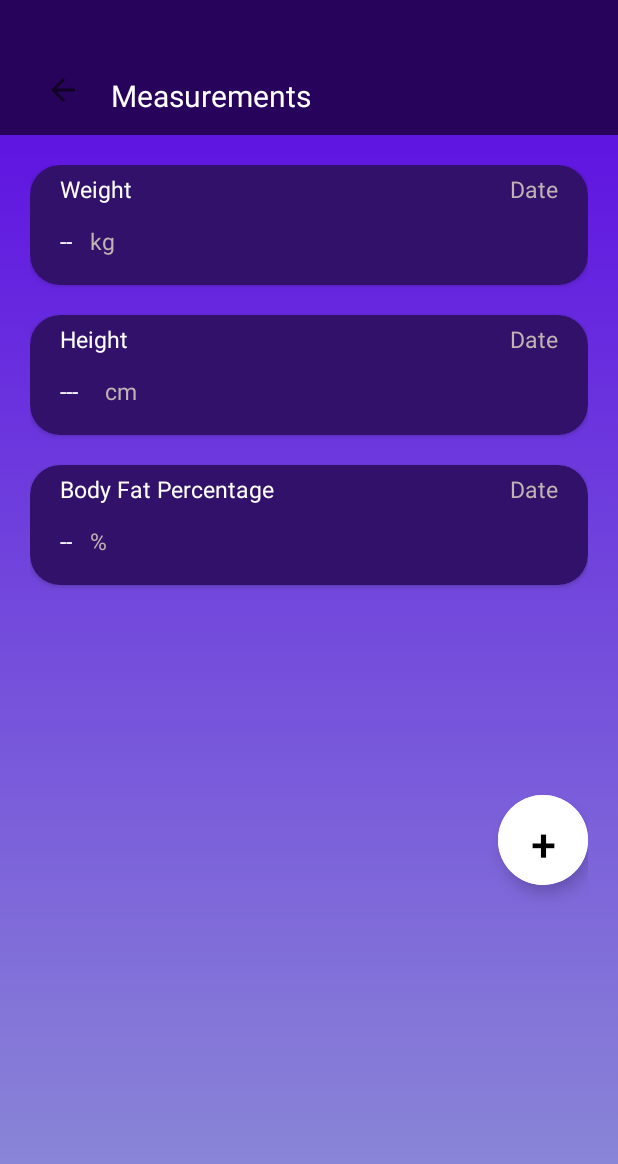
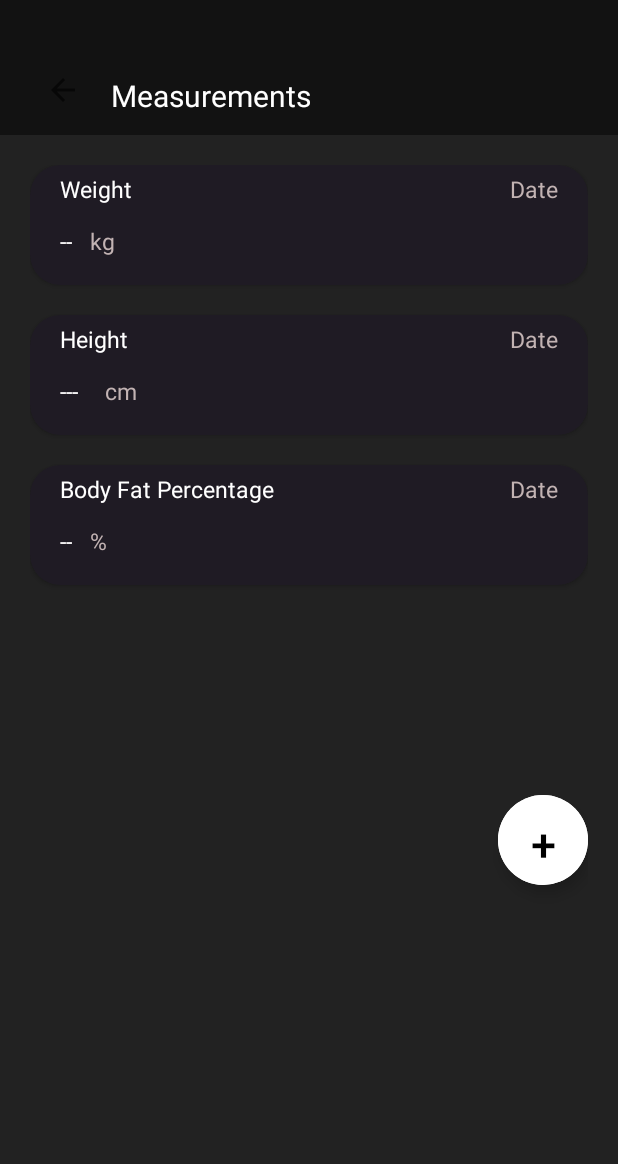
Before and after one commit to VanciaG/FitApp, an Android app: the Measurements screen opened directly, with no data from a screen before it, on a phone screen of 412 x 824 dp. Shown: the top 1164 px of the screen. Run offline under Robolectric (Android 15) with nearby library versions, the phone set to English and light mode, and no system bars; our stand-ins replace Firebase (no records; nobody signed in at launch, a user with empty details on screens opened directly).

Commit message:
some changes

```diff
--- a/app/src/main/java/com/example/fitapp/AlertSetting.java
+++ b/app/src/main/java/com/example/fitapp/AlertSetting.java
@@ -144,7 +144,6 @@ public class AlertSetting extends AppCompatActivity {
             alarmManager = (AlarmManager) getSystemService(Context.ALARM_SERVICE);
 
         }
-
         alarmManager.cancel(pendingIntent);
         Toast.makeText(AlertSetting.this, "Alarm canceled!", Toast.LENGTH_SHORT).show();
 
--- a/app/src/main/res/drawable/selector_meniu.xml
+++ b/app/src/main/res/drawable/selector_meniu.xml
@@ -3,7 +3,7 @@
     <item
         android:state_selected="true"
         android:drawable="@color/purple_500"
-        android:color="@color/blue"
+        android:color="@color/purple_500"
         />
 
     <item
--- a/app/src/main/res/layout/activity_alert_setting.xml
+++ b/app/src/main/res/layout/activity_alert_setting.xml
@@ -12,7 +12,7 @@
         android:layout_height="90dp"
         android:orientation="horizontal"
         android:gravity="center"
-        android:background="@color/dark_blue">
+        android:background="#121212">
 
         <TextView
             android:layout_width="wrap_content"
@@ -34,7 +34,8 @@
             android:layout_width="200dp"
             android:layout_height="match_parent"
             android:text="@string/notification"
-            android:textSize="16sp"/>
+            android:textSize="16sp"
+            android:theme="@style/mySwitch"/>
     </LinearLayout>
 
 
--- a/app/src/main/res/layout/activity_main_screen.xml
+++ b/app/src/main/res/layout/activity_main_screen.xml
@@ -21,7 +21,7 @@
         android:layout_width="match_parent"
         android:layout_height="wrap_content"
         app:menu="@menu/menu"
-        android:background="@color/purple_500"
+        android:background="#121212"
         app:itemTextColor="@drawable/selector_meniu"
         app:itemIconTint="@drawable/selector_meniu"
         app:layout_constraintBottom_toBottomOf="parent"
--- a/app/src/main/res/layout/activity_measurements.xml
+++ b/app/src/main/res/layout/activity_measurements.xml
@@ -4,7 +4,7 @@
     xmlns:tools="http://schemas.android.com/tools"
     android:layout_width="match_parent"
     android:layout_height="match_parent"
-    android:background="@drawable/gradient_background"
+    android:background="#222222"
     android:orientation="vertical"
     android:id="@+id/container_measurements"
     tools:context=".Measurements">
@@ -13,7 +13,7 @@
         android:layout_width="match_parent"
         android:layout_height="90dp"
         android:orientation="horizontal"
-        android:background="@color/dark_blue">
+        android:background="#121212">
 
         <TextView
             android:id="@+id/back_personal_info"
@@ -44,7 +44,7 @@
             android:layout_width="match_parent"
             android:layout_height="80dp"
             app:cardCornerRadius="20dp"
-            android:backgroundTint="#32116b">
+            android:backgroundTint="#1F1B24">
 
             <TextView
                 android:layout_width="wrap_content"
@@ -91,7 +91,7 @@
             android:layout_width="match_parent"
             android:layout_height="80dp"
             app:cardCornerRadius="20dp"
-            android:backgroundTint="#32116b"
+            android:backgroundTint="#1F1B24"
             android:layout_marginTop="20dp">
 
         <TextView
@@ -142,7 +142,7 @@
             android:layout_width="match_parent"
             android:layout_height="80dp"
             app:cardCornerRadius="20dp"
-            android:backgroundTint="#32116b"
+            android:backgroundTint="#1F1B24"
             android:layout_marginTop="20dp">
 
             <TextView
--- a/app/src/main/res/layout/fragment_profile.xml
+++ b/app/src/main/res/layout/fragment_profile.xml
@@ -24,7 +24,7 @@
             android:layout_marginTop="130dp"
             app:cardCornerRadius="30dp"
             android:layout_marginBottom="-30dp"
-            app:cardBackgroundColor="@color/dark_blue">
+            app:cardBackgroundColor="#1F1B24">
 
             <TextView
                 android:id="@+id/userName"
@@ -61,7 +61,7 @@
                 android:paddingStart="20dp"
                 android:paddingEnd="20dp"
                 android:background="@drawable/buttons"
-                android:backgroundTint="#32116b"
+                android:backgroundTint="@color/purple_500"
                 android:drawableStart="@drawable/ic_balance"
                 android:drawableEnd="@drawable/ic_arrow"
                 />
@@ -81,7 +81,7 @@
                 android:paddingStart="20dp"
                 android:paddingEnd="20dp"
                 android:background="@drawable/buttons"
-                android:backgroundTint="#32116b"
+                android:backgroundTint="@color/purple_500"
                 android:drawableStart="@drawable/ic_person"
                 android:drawableEnd="@drawable/ic_arrow"
                 />
--- a/app/src/main/res/layout/fragment_progress.xml
+++ b/app/src/main/res/layout/fragment_progress.xml
@@ -9,14 +9,14 @@
    android:layout_width="match_parent"
    android:layout_height="match_parent"
    android:orientation="vertical"
-   android:background="@drawable/gradient_background">
+   android:background="#B8C0C0">
 
       <LinearLayout
           android:layout_width="match_parent"
           android:layout_height="90dp"
           android:orientation="horizontal"
           android:gravity="center"
-          android:background="@color/dark_blue">
+          android:background="@color/purple_500">
 
          <TextView
              android:layout_width="wrap_content"
--- a/app/src/main/res/values/styles.xml
+++ b/app/src/main/res/values/styles.xml
@@ -6,4 +6,10 @@
     </style>
 
 
+    <!-- color for switch -->
+    <style name="mySwitch">
+        <item name="android:colorControlActivated">@color/black</item>
+    </style>
+
+
 </resources>
```
Also changed, not shown: app/src/main/res/layout/fragment_water.xml (+6 -6 lines).
